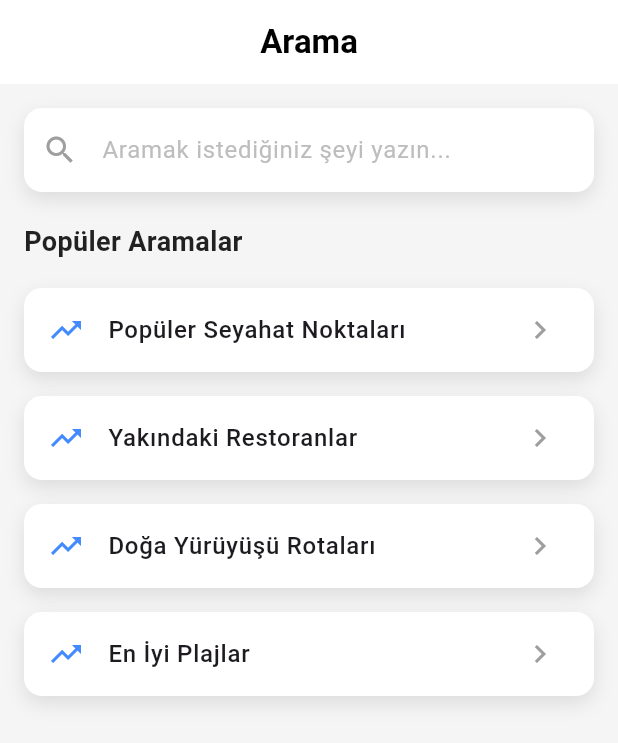
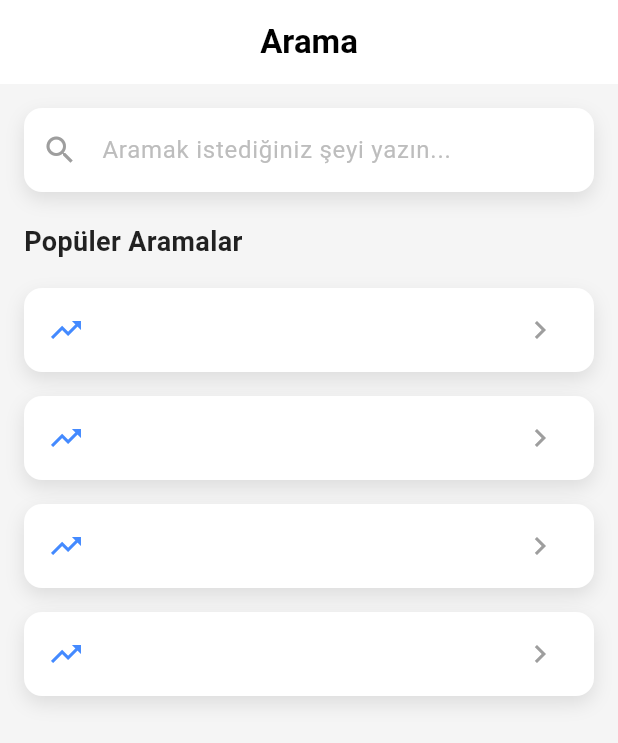
Before and after one commit to zeynepalptekin/WanderCompass, a Flutter app: the HomeScreen screen opened by its route, item 2 of the bottom bar chosen, on a phone screen of 412 x 824 dp. Shown: the top 743 px of the screen. Run offline on Flutter 3.47's test engine with Material 3 defaults, Android fonts, the phone set to English and light mode, and no system bars; our stand-ins replace go_router, google_fonts, lottie; missing offline and left inert: dotlottie_loader.

Commit message:
gece/gunduz modu eklendi.

```diff
--- a/lib/core/themes.dart
+++ b/lib/core/themes.dart
@@ -1,12 +1,23 @@
 import 'package:flutter/material.dart';
+import 'package:google_fonts/google_fonts.dart';
+
+class ThemeProvider with ChangeNotifier {
+  bool _isDark = true;
+  bool get isDark => _isDark;
+
+  void toggleTheme() {
+    _isDark = !_isDark;
+    notifyListeners();
+  }
+}
 
 const colors = {
   "primary": Color.fromARGB(255, 60, 147, 201),
   "onPrimary": Color.fromARGB(255, 255, 255, 255),
   "secondary": Color.fromARGB(255, 241, 241, 241),
-  "onSecondary": Color.fromARGB(255, 152, 76, 169),
+  "onSecondary": Color.fromARGB(255, 5, 5, 5),
   "surface": Color.fromARGB(255, 255, 255, 255),
-  "onSurface": Color.fromARGB(255, 152, 76, 169),
+  "onSurface": Color.fromARGB(255, 8, 8, 8),
   "success": Color.fromARGB(255, 76, 175, 80),
   "error": Color.fromARGB(255, 244, 67, 54),
   "onError": Color.fromARGB(255, 255, 255, 255),
@@ -14,12 +25,75 @@ const colors = {
 
 const darkColors = {
   "primary": Color.fromARGB(255, 13, 42, 70),
-  "onPrimary": Color.fromARGB(255, 241, 241, 241),
-  "secondary": Color.fromARGB(255, 44, 53, 61),
-  "onSecondary": Color.fromARGB(255, 241, 241, 241),
-  "surface": Color.fromARGB(255, 44, 53, 61),
-  "onSurface": Color.fromARGB(255, 245, 245, 245),
+  "onPrimary": Color.fromARGB(255, 254, 254, 254),
+  "secondary": Color.fromARGB(255, 27, 51, 72),
+  "onSecondary": Color.fromARGB(255, 255, 255, 255),
+  "surface": Color.fromARGB(255, 254, 254, 254),
+  "onSurface": Color.fromARGB(255, 255, 255, 255),
   "success": Color.fromARGB(255, 76, 175, 80),
   "error": Color.fromARGB(255, 244, 67, 54),
   "onError": Color.fromARGB(255, 255, 255, 255),
 };
+final lightTheme = ThemeData(
+  brightness: Brightness.light,
+  colorScheme: ColorScheme(
+    brightness: Brightness.light,
+    primary: colors["primary"]!,
+    onPrimary: colors["onPrimary"]!,
+    secondary: colors["secondary"]!,
+    onSecondary: colors["onSecondary"]!,
+    error: colors["error"]!,
+    onError: colors["onError"]!,
+    surface: colors["surface"]!,
+    onSurface: colors["onSurface"]!,
+  ),
+  textTheme: TextTheme(
+    bodySmall: GoogleFonts.roboto(),
+    bodyMedium: GoogleFonts.roboto(),
+    bodyLarge: GoogleFonts.roboto(),
+    labelSmall: GoogleFonts.roboto(),
+    labelMedium: GoogleFonts.roboto(),
+    labelLarge: GoogleFonts.roboto(),
+    titleSmall: GoogleFonts.roboto(),
+    titleMedium: GoogleFonts.roboto(),
+    titleLarge: GoogleFonts.roboto(),
+    headlineSmall: GoogleFonts.aBeeZee(),
+    headlineMedium: GoogleFonts.aBeeZee(),
+    headlineLarge: GoogleFonts.aBeeZee(),
+    displaySmall: GoogleFonts.abrilFatface(),
+    displayMedium: GoogleFonts.abrilFatface(),
+    displayLarge: GoogleFonts.abrilFatface(),
+  ),
+);
+
+final darkTheme = ThemeData(
+  brightness: Brightness.dark,
+  colorScheme: ColorScheme.dark(
+    brightness: Brightness.dark,
+    primary: darkColors["primary"]!,
+    onPrimary: darkColors["onPrimary"]!,
+    secondary: darkColors["secondary"]!,
+    onSecondary: darkColors["onSecondary"]!,
+    error: darkColors["error"]!,
+    onError: darkColors["onError"]!,
+    surface: darkColors["surface"]!,
+    onSurface: darkColors["onSurface"]!,
+  ),
+  textTheme: TextTheme(
+    bodySmall: GoogleFonts.roboto(),
+    bodyMedium: GoogleFonts.roboto(),
+    bodyLarge: GoogleFonts.roboto(),
+    labelSmall: GoogleFonts.roboto(),
+    labelMedium: GoogleFonts.roboto(),
+    labelLarge: GoogleFonts.roboto(),
+    titleSmall: GoogleFonts.roboto(),
+    titleMedium: GoogleFonts.roboto(),
+    titleLarge: GoogleFonts.roboto(),
+    headlineSmall: GoogleFonts.aBeeZee(),
+    headlineMedium: GoogleFonts.aBeeZee(),
+    headlineLarge: GoogleFonts.aBeeZee(),
+    displaySmall: GoogleFonts.abrilFatface(),
+    displayMedium: GoogleFonts.abrilFatface(),
+    displayLarge: GoogleFonts.abrilFatface(),
+  ),
+);
--- a/pubspec.yaml
+++ b/pubspec.yaml
@@ -11,9 +11,11 @@ dependencies:
   dotlottie_loader: ^0.0.4
   flutter:
     sdk: flutter
+  google_fonts: ^6.2.1
   flutter_secure_storage: ^9.2.4
   go_router: ^14.6.3
   lottie: ^3.2.0
+  provider: ^6.1.2
   shared_preferences: ^2.3.5
 
 dev_dependencies:
```
Also changed, not shown: lib/main.dart (+19 -11 lines), lib/screens/home_screen.dart (+25 -20 lines).
